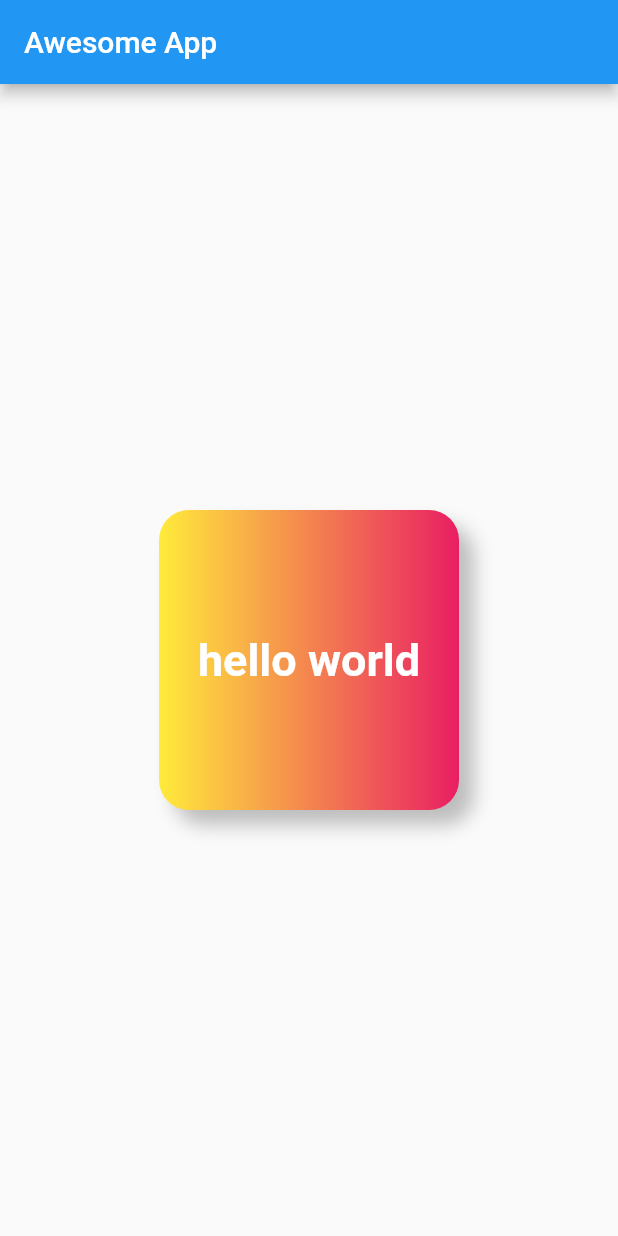
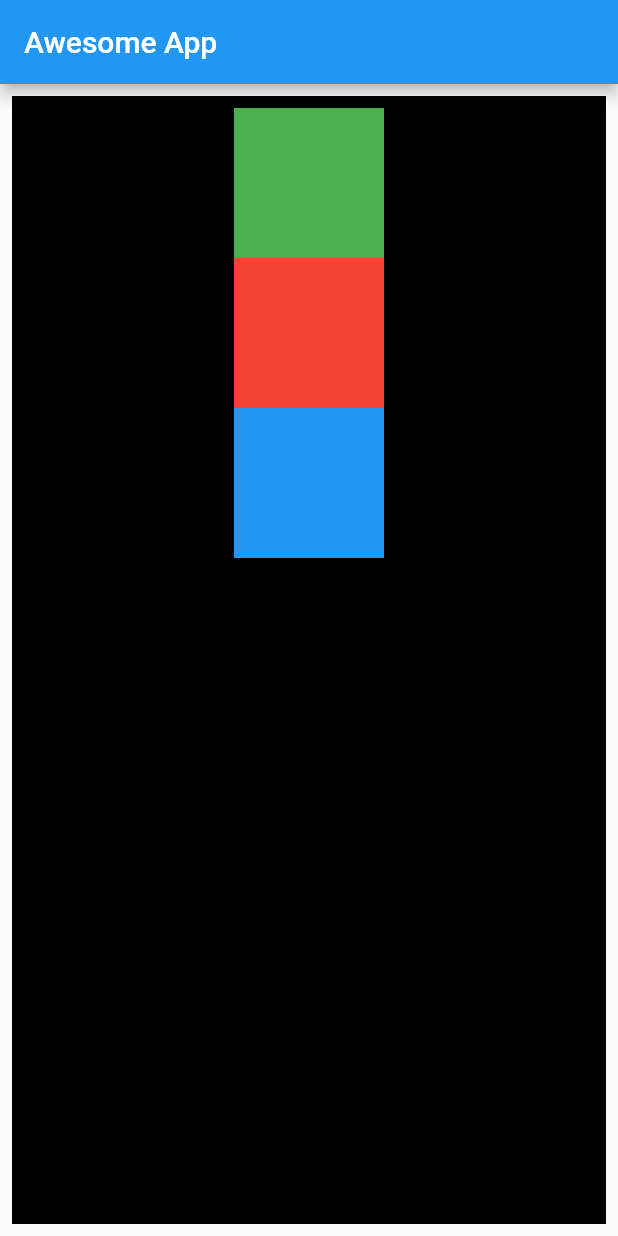
Before and after one commit to Biswajit1729/flutter_projects, a Flutter app: the screen it shows after launch, on a phone screen of 412 x 824 dp. Run offline on Flutter 3.47's test engine with Material 2 defaults, Android fonts, the phone set to English and light mode, and no system bars; our stand-ins replace simple_animations.

Commit message:
cheapter 4

```diff
--- a/awesomeApp/lib/main.dart
+++ b/awesomeApp/lib/main.dart
@@ -11,29 +11,39 @@ class HomePage extends StatelessWidget {
   Widget build(BuildContext context) {
     return Scaffold(
       appBar: AppBar(title: Text('Awesome App')),
-      body: Center(
-        child: Container(
-          height: 200,
-          width: 200,
-          decoration: BoxDecoration(
-              //shape: BoxShape.circle,
-              borderRadius: BorderRadius.circular(20),
-              boxShadow: [
-                BoxShadow(
-                    color: Colors.grey[400],
-                    blurRadius: 10,
-                    //spreadRadius: 1,
-                    offset: Offset(10.0, 10.0))
-              ],
-              color: Colors.teal,
-              gradient: LinearGradient(colors: [Colors.yellow, Colors.pink])),
-          child: Center(
-            child: Text(
-              'hello world',
-              style: TextStyle(
-                  color: Colors.white,
-                  fontSize: 30,
-                  fontWeight: FontWeight.bold),
+      body: Padding(
+        padding: const EdgeInsets.all(8.0),
+        child: Align(
+          child: Container(
+            height: MediaQuery.of(context).size.height,
+            width: MediaQuery.of(context).size.width,
+            color: Colors.black,
+            child: Padding(
+              padding: const EdgeInsets.all(8.0),
+              child: Column(
+                mainAxisAlignment: MainAxisAlignment.start,
+                crossAxisAlignment: CrossAxisAlignment.center,
+                children: [
+                  Container(
+                    padding: const EdgeInsets.all(8),
+                    width: 100,
+                    height: 100,
+                    color: Colors.green,
+                  ),
+                  Container(
+                    padding: const EdgeInsets.all(8),
+                    width: 100,
+                    height: 100,
+                    color: Colors.red,
+                  ),
+                  Container(
+                    padding: const EdgeInsets.all(8),
+                    width: 100,
+                    height: 100,
+                    color: Colors.blue,
+                  )
+                ],
+              ),
             ),
           ),
         ),
```
